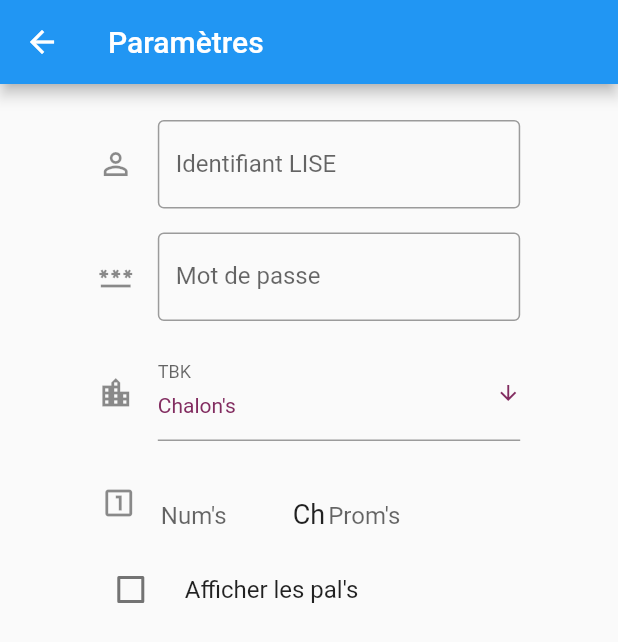
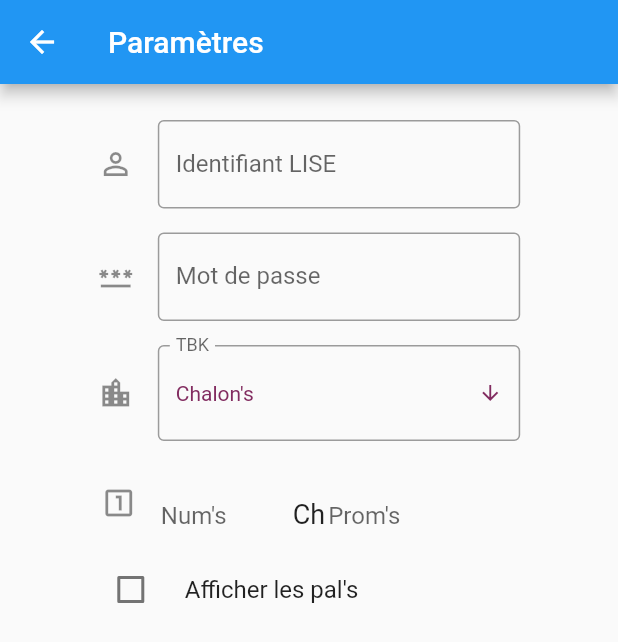
Before and after one commit to d0rianb/AM-calendar, a Flutter app: the Settings screen opened by its route, on a phone screen of 412 x 824 dp. Shown: the top 642 px of the screen. Run offline on Flutter 3.47's test engine with Material 2 defaults, Android fonts, the phone set to English and light mode, and no system bars; our stand-ins replace event_bus, package_info, shared_preferences, syncfusion_flutter_calendar, syncfusion_flutter_datepicker, timezone; missing offline and left inert: flutter_inappwebview, mailto, syncfusion_flutter_core; accounts and stored records are empty.

Commit message:
Small improvements

```diff
--- a/lib/routes/login-view.dart
+++ b/lib/routes/login-view.dart
@@ -155,6 +155,7 @@ class LoginViewState extends State<LoginView> {
                                   if (isLoading) {
                                     setState(() {
                                       isLoading = false;
+                                      connectionText = '';
                                     });
                                     return;
                                   }
--- a/lib/routes/settings.dart
+++ b/lib/routes/settings.dart
@@ -40,9 +40,9 @@ class SettingsState extends State<Settings> {
     super.initState();
     initSharedPreferences().whenComplete(() => setState(() {
           tbk = prefs!.getString('tbk') ?? 'Chalon\'s';
-          userIdFieldController.text = prefs?.getString('id') ?? '2021-';
-          numsFieldController.text = prefs?.getString('nums') ?? '';
-          promsFieldController.text = prefs?.getString('proms') ?? '';
+          userIdFieldController.text = prefs!.getString('id') ?? '2021-';
+          numsFieldController.text = prefs!.getString('nums') ?? '';
+          promsFieldController.text = prefs!.getString('proms') ?? '';
         }));
   }
 
@@ -52,8 +52,6 @@ class SettingsState extends State<Settings> {
     if (nums == '' || proms == '') return;
     if (proms == '220') {
       switch (int.tryParse(nums)) {
-        case 53:
-          return showSnackBar(context, 'OuinOuin');
         case 58:
           return showSnackBar(context, 'Il s\'agirait d\'avoir le matos');
         case 74:
@@ -65,6 +63,11 @@ class SettingsState extends State<Settings> {
           break;
         case 139:
           return showSnackBar(context, 'Ca va t\'es cool avec le seau ?');
+      }
+    } else if (proms == '221') {
+      switch (int.tryParse(nums)) {
+        case 37:
+          return showSnackBar(context, 'Adnan grosse shymen');
       }
     }
   }
@@ -139,7 +142,7 @@ class SettingsState extends State<Settings> {
                           icon: Icon(Icons.location_city),
                           hintText: 'Choisissez votre TBK',
                           labelText: 'TBK',
-                          border: const UnderlineInputBorder(borderSide: BorderSide(color: VIOLET)),
+                          border: const OutlineInputBorder(borderSide: BorderSide(color: VIOLET)),
                         ),
                         value: tbk,
                         icon: const Icon(Icons.arrow_downward, color: VIOLET),
@@ -150,7 +153,7 @@ class SettingsState extends State<Settings> {
                           tbk = value!;
                           prefs?.setString('tbk', value);
                         }),
-                        items: TBKList.map((value) => DropdownMenuItem<String>(value: value, child: Text(value))).toList(),
+                        items: TBKList.map((value) => DropdownMenuItem<String>(value: value, child: InkWell(child: Text(value)))).toList(),
                       ),
                     ),
                     Padding(
--- a/pubspec.yaml
+++ b/pubspec.yaml
@@ -1,6 +1,6 @@
 name: am_calendar
 description: A calendar for the ENSAM students
-version: 1.0.1+1
+version: 1.0.2+1
 
 environment:
   sdk: ">=2.13.0 <3.0.0"
@@ -25,6 +25,7 @@ dependencies:
   mailto: ^2.0.0
   url_launcher: ^6.0.10
   event_bus: ^2.0.0
+  provider: ^6.0.1
 
 dev_dependencies:
   flutter_test:
```
Also changed, not shown: lib/headless-login.dart (+11 -5 lines), lib/main.dart (+3 -5 lines), lib/routes/infos.dart (+16 -8 lines), lib/routes/splash-screen.dart (+4 -3 lines), pubspec.lock, 4 other files. Lines whose indentation alone changed are shown as unchanged.
